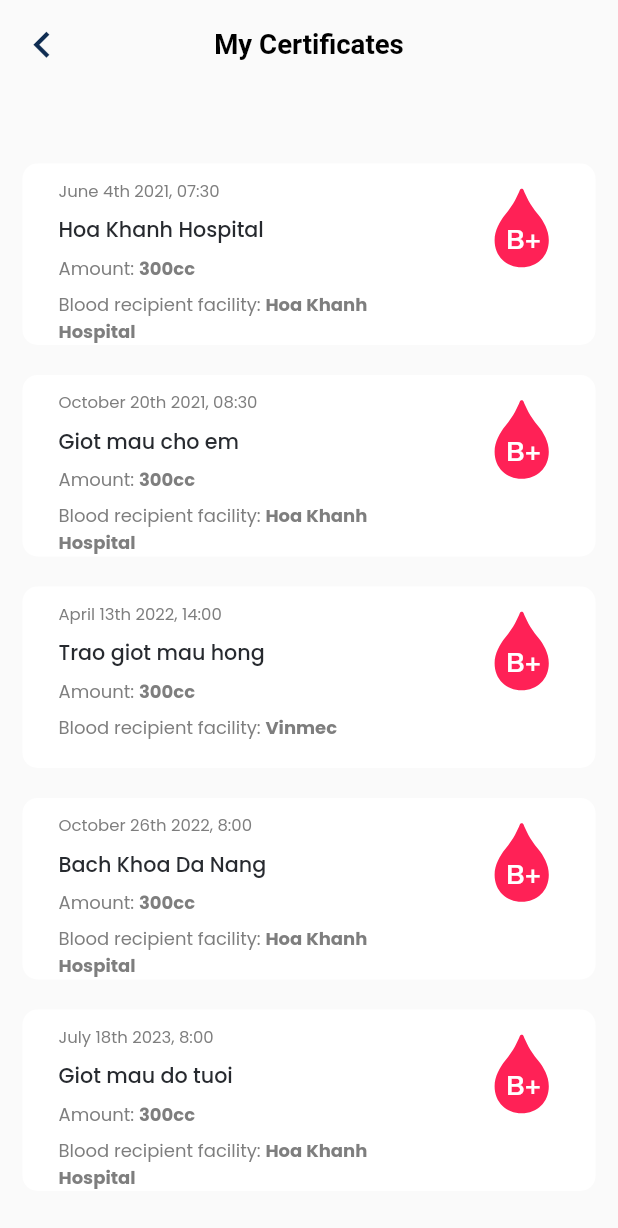
After one commit to dscdut/bloodbond, a Flutter app: the _AntiNFTCertificates screen opened directly, on a phone screen of 412 x 824 dp. The commit adds this screen. Shown: the top 1228 px of the screen. Run offline on Flutter 3.47's test engine with Material 2 defaults, Android fonts, the phone set to English and light mode, and no system bars; our stand-ins replace bloc, carousel_slider, dio, dropdown_button2, easy_localization, equatable and 12 more; missing offline and left inert: google_maps_flutter_android, google_maps_flutter_platform_interface; accounts and stored records are empty.

Commit message:
feat: add new certificate page

```diff
--- a/mobile/lib/common/theme/text_styles.dart
+++ b/mobile/lib/common/theme/text_styles.dart
@@ -28,6 +28,12 @@ abstract class TextStyles {
     fontSize: 12,
     color: Color(0xFF4C4C4C),
   );
+  static TextStyle smallPoppins1 = const TextStyle(
+    fontFamily: 'Poppins',
+    fontSize: 11,
+    fontWeight: FontWeight.w400,
+    color: Color(0xFF7E7E7E),
+  );
 
   // Medium
   static const TextStyle mediumText = TextStyle(
@@ -49,7 +55,7 @@ abstract class TextStyles {
     fontWeight: FontWeight.w500,
     fontSize: 17.sp,
   );
-  static TextStyle BVPred = TextStyle(
+  static TextStyle bVPred = TextStyle(
     color: const Color(0xffFF2744),
     fontWeight: FontWeight.w400,
     fontSize: 14.sp,
@@ -80,4 +86,23 @@ abstract class TextStyles {
     fontWeight: FontWeight.w600,
     fontSize: 20.sp,
   );
+  static TextStyle boldPoppins1 = TextStyle(
+    color: Color(0xff272A2F),
+    fontWeight: FontWeight.w500,
+    fontSize: 15.sp,
+    fontFamily: 'Poppins',
+  );
+
+  static TextStyle boldPoppins2 = const TextStyle(
+    fontFamily: 'Poppins',
+    fontSize: 12,
+    fontWeight: FontWeight.w400,
+    color: Color(0xFF7E7E7E),
+  );
+  static TextStyle boldPoppins3 = const TextStyle(
+    fontFamily: 'Poppins',
+    fontSize: 12,
+    fontWeight: FontWeight.w700,
+    color: Color(0xFF7E7E7E),
+  );
 }
--- /dev/null
+++ b/mobile/lib/features/my_information/widgets/antiNFTCertificates.widget.dart
@@ -0,0 +1,86 @@
+import 'package:bloodbond/common/widgets/common_app_bar.widget.dart';
+import 'package:bloodbond/features/my_information/widgets/certificates_box.widget.dart';
+import 'package:flutter/material.dart';
+import 'package:flutter_bloc/flutter_bloc.dart';
+import 'package:bloodbond/features/my_information/my_information.dart';
+
+class AntiNFTCertificates extends StatelessWidget {
+  const AntiNFTCertificates({super.key});
+
+  @override
+  Widget build(BuildContext context) {
+    return BlocProvider(
+      create: (_) => MyInformationBloc(),
+      child: const _AntiNFTCertificates(),
+    );
+  }
+}
+
+class _AntiNFTCertificates extends StatelessWidget {
+  const _AntiNFTCertificates();
+
+  @override
+  Widget build(BuildContext context) {
+    return BlocBuilder<MyInformationBloc, MyInformationState>(
+      builder: (context, state) {
+        return Scaffold(
+          appBar: const CommonAppBar(
+            title: 'My Certificates',
+            backgroundColor: Colors.transparent,
+            hasBoxDecoration: false,
+          ),
+          body: ListView(
+            padding: const EdgeInsets.symmetric(horizontal: 15),
+            children: const [
+              SizedBox(
+                height: 49,
+              ),
+              CertificateBox(
+                date: 'June 4th 2021, 07:30',
+                campaignName: 'Hoa Khanh Hospital',
+                bloodbag: '300cc',
+                place: 'Hoa Khanh Hospital',
+              ),
+              SizedBox(
+                height: 20,
+              ),
+              CertificateBox(
+                date: 'October 20th 2021, 08:30',
+                campaignName: 'Giot mau cho em',
+                bloodbag: '300cc',
+                place: 'Hoa Khanh Hospital',
+              ),
+              SizedBox(
+                height: 20,
+              ),
+              CertificateBox(
+                date: 'April 13th 2022, 14:00',
+                campaignName: 'Trao giot mau hong',
+                bloodbag: '300cc',
+                place: 'Vinmec',
+              ),
+              SizedBox(
+                height: 20,
+              ),
+              CertificateBox(
+                date: 'October 26th 2022, 8:00',
+                campaignName: 'Bach Khoa Da Nang',
+                bloodbag: '300cc',
+                place: 'Hoa Khanh Hospital',
+              ),
+              SizedBox(
+                height: 20,
+              ),
+              CertificateBox(
+                date: 'July 18th 2023, 8:00',
+                campaignName: 'Giot mau do tuoi',
+                bloodbag: '300cc',
+                place: 'Hoa Khanh Hospital',
+              ),
+            ],
+          ),
+        );
+      },
+    );
+  }
+}
--- /dev/null
+++ b/mobile/lib/features/my_information/widgets/certificates_box.widget.dart
@@ -0,0 +1,113 @@
+import 'package:flutter/material.dart';
+
+import 'package:bloodbond/common/theme/text_styles.dart';
+import 'package:bloodbond/generated/assets.gen.dart';
+
+class CertificateBox extends StatelessWidget {
+  const CertificateBox({
+    super.key,
+    required this.date,
+    required this.campaignName,
+    required this.bloodbag,
+    required this.place,
+  });
+
+  final String date;
+  final String campaignName;
+  final String bloodbag;
+  final String place;
+
+  @override
+  Widget build(BuildContext context) {
+    return Container(
+      decoration: const BoxDecoration(
+        borderRadius: BorderRadius.all(Radius.circular(10)),
+        color: Colors.white,
+      ),
+      width: 362,
+      height: 121,
+      child: Row(
+        children: [
+          Padding(
+            padding: const EdgeInsets.only(left: 24, top: 10),
+            child: Container(
+              width: 250,
+              child: Column(
+                crossAxisAlignment: CrossAxisAlignment.start,
+                children: [
+                  Text(
+                    date,
+                    style: TextStyles.smallPoppins1,
+                  ),
+                  const SizedBox(
+                    height: 8,
+                  ),
+                  Text(
+                    campaignName,
+                    style: TextStyles.boldPoppins1,
+                  ),
+                  const SizedBox(
+                    height: 6,
+                  ),
+                  RichText(
+                    text: TextSpan(
+                      children: <TextSpan>[
+                        TextSpan(
+                          text: 'Amount: ',
+                          style: TextStyles.boldPoppins2,
+                        ),
+                        TextSpan(
+                          text: bloodbag,
+                          style: TextStyles.boldPoppins3,
+                        )
+                      ],
+                    ),
+                  ),
+                  const SizedBox(
+                    height: 6,
+                  ),
+                  RichText(
+                    text: TextSpan(
+                      children: <TextSpan>[
+                        TextSpan(
+                          text: 'Blood recipient facility: ',
+                          style: TextStyles.boldPoppins2,
+                        ),
+                        TextSpan(
+                          text: place,
+                          style: TextStyles.boldPoppins3,
+                        )
+                      ],
+                    ),
+                  ),
+                ],
+              ),
+            ),
+          ),
+          Padding(
+            padding: const EdgeInsets.only(left: 40, bottom: 35),
+            child: Stack(
+              children: [
+                Assets.icons.profile.bloodType.svg(),
+                Positioned(
+                  top: 23,
+                  child: SizedBox(
+                    width: 40,
+                    child: Text(
+                      'B+',
+                      style: TextStyles.boldText.copyWith(
+                        fontSize: 18,
+                        color: Colors.white,
+                      ),
+                      textAlign: TextAlign.center,
+                    ),
+                  ),
+                )
+              ],
+            ),
+          )
+        ],
+      ),
+    );
+  }
+}
--- a/mobile/lib/features/my_information/widgets/information_item.widget.dart
+++ b/mobile/lib/features/my_information/widgets/information_item.widget.dart
@@ -6,7 +6,7 @@ import 'package:flutter_screenutil/flutter_screenutil.dart';
 
 import '../../../common/widgets/common_rounded_button.widget.dart';
 import '../../../common/widgets/common_text_form_field.widget.dart';
-import '../../auth/widgets/login_text.widget.dart';
+import 'package:bloodbond/features/auth/widgets/login_text.widget.dart';
 
 class InformationItem extends StatefulWidget {
   const InformationItem({
@@ -35,6 +35,7 @@ class _InformationItemState extends State<InformationItem> {
           Navigator.of(context).pushNamed(widget.route!);
         } else {
           showModalBottomSheet(
+            barrierColor: Colors.transparent,
             context: context,
             builder: (BuildContext context) {
               return FractionallySizedBox(
@@ -61,13 +62,13 @@ class _InformationItemState extends State<InformationItem> {
                           Tab(
                             child: Text(
                               'Personal Information',
-                              style: TextStyles.BVPred,
+                              style: TextStyles.bVPred,
                             ),
                           ),
                           Tab(
                             child: Text(
                               'Health Information',
-                              style: TextStyles.BVPred,
+                              style: TextStyles.bVPred,
                             ),
                           ),
                         ],
--- a/mobile/lib/features/my_information/widgets/information_list.widget.dart
+++ b/mobile/lib/features/my_information/widgets/information_list.widget.dart
@@ -21,7 +21,7 @@ class InformationList extends StatelessWidget {
         InformationItem(
           icon: Assets.icons.profile.certificate,
           title: 'My Certificates',
-          route: AppRouter.myCertificate,
+          route: AppRouter.antiNFTCertificates,
         ),
         AppSize.h12,
         InformationItem(
--- a/mobile/lib/router/app_router.dart
+++ b/mobile/lib/router/app_router.dart
@@ -5,6 +5,7 @@ import 'package:bloodbond/features/find_donors/find_donors.dart';
 import 'package:bloodbond/features/my_certificate/my_certificate.dart';
 import 'package:bloodbond/features/my_form/view/my_form.view.dart';
 import 'package:bloodbond/features/my_information/view/my_information.view.dart';
+import 'package:bloodbond/features/my_information/widgets/antiNFTCertificates.widget.dart';
 import 'package:bloodbond/features/report/view/report.view.dart';
 import 'package:flutter/material.dart';
 import 'package:bloodbond/features/core/views/root.view.dart';
@@ -42,7 +43,7 @@ abstract class AppRouter {
   //My Information
   static const String myCertificate = '/my_certificate';
   static const String certificateDetail = '/certificate_detail';
-
+  static const String antiNFTCertificates = '/antiNFT_certificates';
   //My Form
   static const String myForm = 'my_form';
 
@@ -149,6 +150,13 @@ abstract class AppRouter {
             return const CreateRequestView();
           },
         );
+      case antiNFTCertificates:
+        return MaterialPageRoute(
+          settings: settings,
+          builder: (_) {
+            return const AntiNFTCertificates();
+          },
+        );
       case bloodReport:
         return MaterialPageRoute(
           settings: settings,
```
Also changed, not shown: 1 other file.
